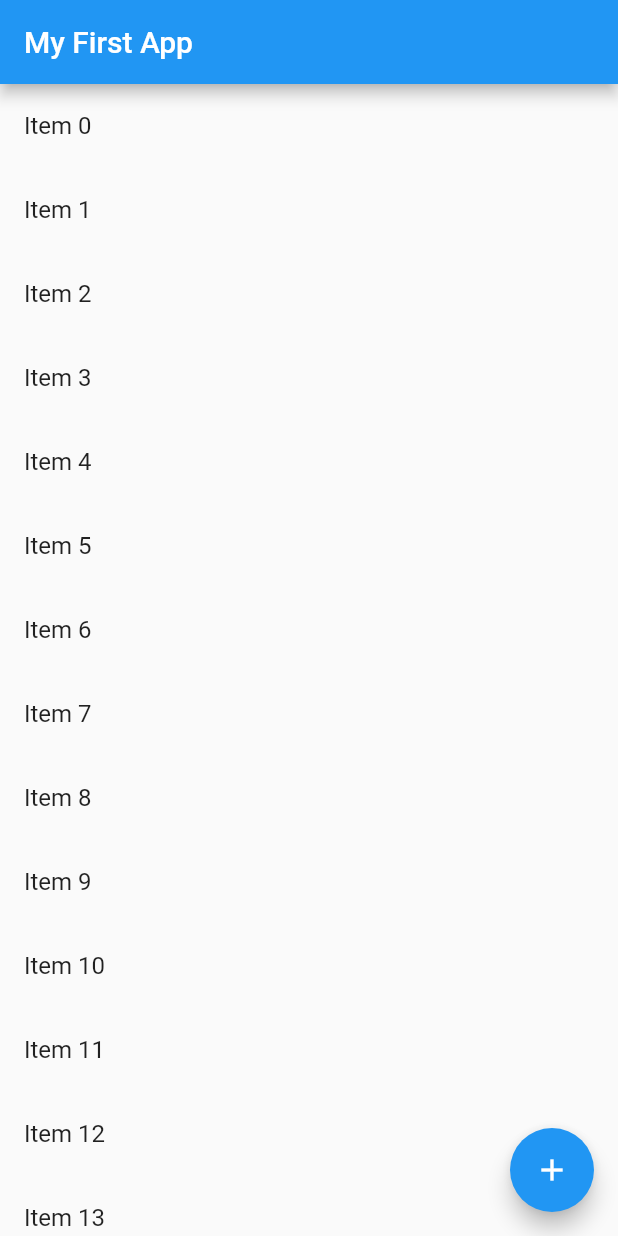
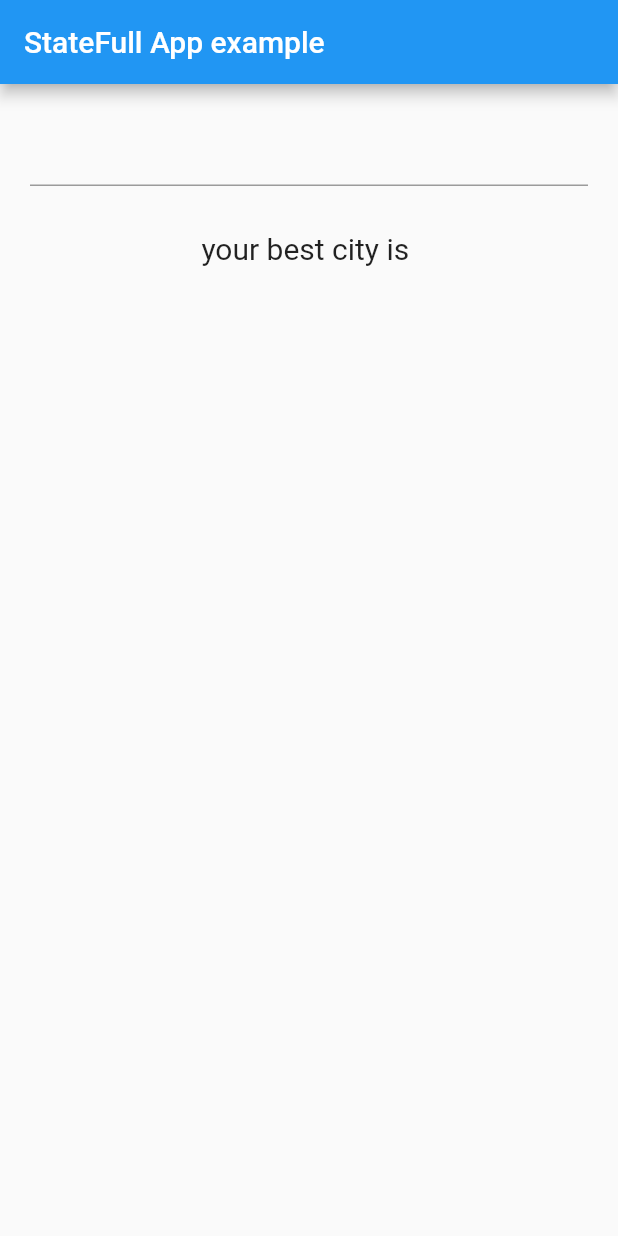
Before and after one commit to Arif-Shahriar028/Flutter_Applications, a Flutter app: the screen it shows after launch, on a phone screen of 412 x 824 dp. Run offline on Flutter 3.47's test engine with Material 2 defaults, Android fonts, the phone set to English and light mode, and no system bars.

Commit message:
Practise: 6

```diff
--- a/lib/main.dart
+++ b/lib/main.dart
@@ -1,57 +1,50 @@
 import 'package:flutter/material.dart';
-import './app_screens/first_screen.dart';
 
 void main(){
   runApp(
     MaterialApp(
-      debugShowCheckedModeBanner: false,
-      title: "First App",
-      home: Scaffold(
-        appBar: AppBar(title: Text("My First App"),),
-        floatingActionButton: FloatingActionButton(
-          onPressed: (){
-            debugPrint("Button Clicked");
-          },
-          child: Icon(Icons.add),
-          tooltip: 'Add one more item',
-        ),
-        body: getListView()
-      ),
-    )
+      title: "StateFulWidget",
+      home: FavouriteCity(),
+    ),
   );
 }
 
-void showSnackBar(BuildContext context, String item)
-{
-  var snackBar = SnackBar(
-    content: Text("You just tapped $item"),
-    action: SnackBarAction(
-      label: "Undo",
-      onPressed: (){
-        debugPrint("Undo option clicked");
-      },
-    ),
-  );
-
-  Scaffold.of(context).showSnackBar(snackBar);
+class FavouriteCity extends StatefulWidget{
+  @override
+  State<StatefulWidget> createState() {
+    return _FavouriteCityState();
+  }
 }
 
-List<String> getListElements(){
-  var items = List<String>.generate(1000, (counter) => "Item $counter");
-  return items;
+class _FavouriteCityState extends State<FavouriteCity>{
+  String nameCity = "";
+  @override
+  Widget build(BuildContext context) {
+    return Scaffold(
+      appBar: AppBar(
+        title: Text("StateFull App example"),
+      ),
+      body: Container(
+        margin: EdgeInsets.all(20.0),
+        child: Column(
+          children: [
+            TextField(
+              onChanged: (String userInput){  // here onSubmitted event handler can be used
+                setState(() {
+                  nameCity = userInput;
+                });
+              },
+            ),
+            Padding(
+              padding: EdgeInsets.all(30.0),
+              child: Text(
+                "your best city is $nameCity",
+                style: TextStyle(fontSize: 20.0),
+              ),
+            )
+          ],
+        ),
+      ),
+    );
+  }
 }
-
-Widget getListView(){
-  var listItems = getListElements();
-  var listView = ListView.builder(
-    itemBuilder: (context, index){
-      return ListTile(
-        title: Text(listItems[index]),
-        onTap: (){
-          showSnackBar(context, listItems[index]);
-        },
-      );
-    }
-  );
-  return listView;
-}
```
